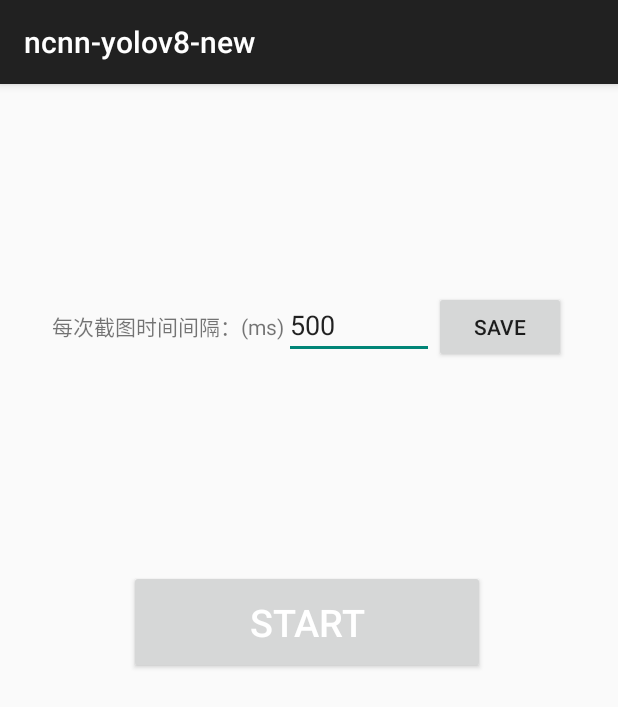
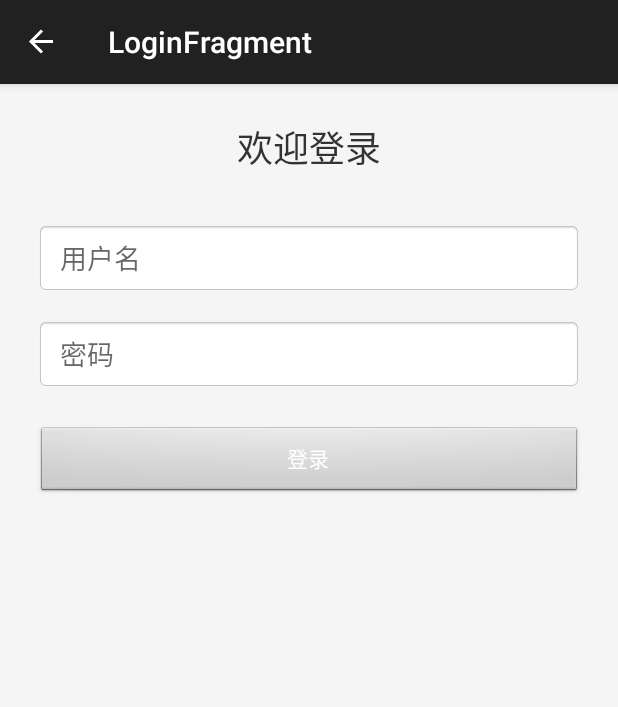
Before and after one commit to 2779606141/ncnn-android-yolov8-guandan, an Android app: the screen it shows after launch (MainActivity), on a phone screen of 412 x 824 dp. Shown: the top 707 px of the screen. Run offline under Robolectric (Android 15) with nearby library versions, the phone set to English and light mode, and no system bars; our stand-ins replace Room's generated code, navigation-ui.

```diff
--- a/app/build.gradle
+++ b/app/build.gradle
@@ -31,6 +31,9 @@ android {
         implementation 'androidx.appcompat:appcompat:1.6.1'
         implementation 'com.google.android.material:material:1.9.0'
         implementation 'com.google.mlkit:text-recognition:16.0.1'
+
+        implementation "androidx.navigation:navigation-fragment-ktx:2.7.0"  // 根据需要选择版本
+        implementation "androidx.navigation:navigation-ui-ktx:2.7.0"
     }
     compileOptions {
         sourceCompatibility JavaVersion.VERSION_11
--- a/app/src/main/java/com/tencent/yolov8ncnn/ApiService.java
+++ b/app/src/main/java/com/tencent/yolov8ncnn/ApiService.java
@@ -1,5 +1,7 @@
 package com.tencent.yolov8ncnn;
 
+
+import java.util.Map;
 
 import okhttp3.ResponseBody;
 import retrofit2.Call;
@@ -9,4 +11,7 @@ import retrofit2.http.POST;
 public interface ApiService {
     @POST("/BookManager/game/save")
     Call<ResponseBody> createGameRecord(@Body GameRecords gameRecord);
+
+    @POST("/BookManager/user/login")
+    Call<Map<String, Object>> login(@Body User user);
 }
--- a/app/src/main/java/com/tencent/yolov8ncnn/FloatingWindowService.java
+++ b/app/src/main/java/com/tencent/yolov8ncnn/FloatingWindowService.java
@@ -733,6 +733,9 @@ public class FloatingWindowService extends Service implements CardUpdateListener
                     if (player.count > 0) {
                         gameRecorder.updateRemainingCards(Integer.parseInt(player.name),player.processFinalCards(bitmap, yolov8ncnn, this));
                         Log.d("remain:",player.name+player.processFinalCards(bitmap, yolov8ncnn, this));
+                        runOnUiThread(() -> {
+                            Toast.makeText(context, "玩家 " + player.name + " 剩余牌处理完成", Toast.LENGTH_SHORT).show();
+                        });
                         gameRecorder.setPlayerFinished(Integer.parseInt(player.name));
                     }
                 }
--- a/app/src/main/java/com/tencent/yolov8ncnn/MainActivity.java
+++ b/app/src/main/java/com/tencent/yolov8ncnn/MainActivity.java
@@ -1,116 +1,28 @@
 package com.tencent.yolov8ncnn;
 
-import static android.content.ContentValues.TAG;
+import android.os.Bundle;
 
 import androidx.appcompat.app.AppCompatActivity;
-
-import android.app.AlertDialog;
-import android.content.Context;
-import android.content.DialogInterface;
-import android.content.Intent;
-import android.content.SharedPreferences;
-import android.media.projection.MediaProjectionManager;
-import android.net.Uri;
-import android.os.Build;
-import android.os.Bundle;
-import android.provider.Settings;
-import android.view.View;
-import android.widget.Button;
-import android.widget.EditText;
-import android.widget.Toast;
-
-
-
-import java.util.Objects;
+import androidx.navigation.NavController;
+import androidx.navigation.fragment.NavHostFragment;
+import androidx.navigation.ui.AppBarConfiguration;
+import androidx.navigation.ui.NavigationUI;
 
 public class MainActivity extends AppCompatActivity {
-    private AlertDialog dialog;
+
     @Override
     protected void onCreate(Bundle savedInstanceState) {
         super.onCreate(savedInstanceState);
         setContentView(R.layout.activity_main);
-        if (!checkOverlayDisplayPermission()) requestOverlayDisplayPermission();
-        Button initButton = findViewById(R.id.init);
-        initButton.setOnClickListener(new View.OnClickListener() {
-            @Override
-            public void onClick(View v) {
-                initMediaProjectionManager();
-            }
-        });
 
-        SharedPreferences sharedPreferences = getSharedPreferences("MySettings", Context.MODE_PRIVATE);
-        int time = sharedPreferences.getInt("time", 500);
-        EditText editText = findViewById(R.id.editTextNumberSigned);
-        editText.setText(String.valueOf(time));
+        // 设置导航宿主
+        NavHostFragment navHostFragment = (NavHostFragment) getSupportFragmentManager()
+                .findFragmentById(R.id.nav_host_fragment);
+        NavController navController = navHostFragment.getNavController();
 
-        Button save = findViewById(R.id.button);
-        save.setOnClickListener(new View.OnClickListener() {
-            @Override
-            public void onClick(View view) {
-                SharedPreferences sharedPreferences = getSharedPreferences("MySettings", Context.MODE_PRIVATE);
-                SharedPreferences.Editor editor = sharedPreferences.edit();
-                EditText editText = findViewById(R.id.editTextNumberSigned);
-                Integer time = Integer.valueOf(editText.getText().toString());
-                editor.putInt("time",time);
-                editor.apply();  // 提交保存
-                Toast.makeText(MainActivity.this, "保存成功", Toast.LENGTH_SHORT).show();
-            }
-        });
-    }
-
-    private void requestOverlayDisplayPermission() {
-        AlertDialog.Builder builder = new AlertDialog.Builder(this);
-        builder.setCancelable(true);
-        builder.setTitle("需要打开悬浮窗权限");
-        builder.setMessage("在系统设置中为本应用打开悬浮窗权限,或允许该应用显示在其他应用上层。");
-        builder.setPositiveButton("打开设置", new DialogInterface.OnClickListener() {
-            @Override
-            public void onClick(DialogInterface dialog, int which) {
-                Intent intent = new Intent(Settings.ACTION_MANAGE_OVERLAY_PERMISSION, Uri.parse("package:" + getPackageName()));
-                startActivityForResult(intent, RESULT_OK);
-            }
-        });
-        dialog = builder.create();
-        dialog.show();
-    }
-
-    /**
-     * 检查是否已经打开悬浮窗权限
-     * @return
-     */
-    private boolean checkOverlayDisplayPermission() {
-        if (Build.VERSION.SDK_INT > Build.VERSION_CODES.M) {
-            if (!Settings.canDrawOverlays(this)) {
-                return false;
-            } else {
-                return true;
-            }
-        } else {
-            return true;
-        }
-    }
-    MediaProjectionManager mediaProjectionManager;
-    public static final int REQUEST_MEDIA_PROJECTION = 18;
-
-    private void initMediaProjectionManager() {
-        if (mediaProjectionManager != null) return;
-        mediaProjectionManager = (MediaProjectionManager)getSystemService(Context.MEDIA_PROJECTION_SERVICE);
-        startActivityForResult(mediaProjectionManager.createScreenCaptureIntent(), REQUEST_MEDIA_PROJECTION);
-    }
-
-    @Override
-    protected void onActivityResult(int requestCode, int resultCode, Intent data) {
-        super.onActivityResult(requestCode, resultCode, data);
-        if (resultCode == RESULT_OK && data != null) {
-            Intent intent = new Intent(MainActivity.this, FloatingWindowService.class);
-            intent.putExtra("code", resultCode);
-            intent.putExtra("data", data);
-            if (Build.VERSION.SDK_INT >= Build.VERSION_CODES.O) {
-                startForegroundService(intent);
-            } else {
-                startService(intent);
-            }
-            finish();
-        }
+        // 设置导航栏（可选）
+        AppBarConfiguration appBarConfiguration = new AppBarConfiguration.Builder()
+                .build();
+        NavigationUI.setupActionBarWithNavController(this, navController, appBarConfiguration);
     }
 }
--- a/app/src/main/res/layout/activity_main.xml
+++ b/app/src/main/res/layout/activity_main.xml
@@ -6,49 +6,11 @@
     android:layout_height="match_parent"
     tools:context=".MainActivity">
 
-    <Button
-        android:id="@+id/init"
-        android:layout_width="237dp"
-        android:layout_height="69dp"
-        android:layout_marginTop="324dp"
-        android:text="start"
-        android:textColor="@android:color/white"
-        android:textSize="25sp"
-        app:layout_constraintEnd_toEndOf="parent"
-        app:layout_constraintHorizontal_bias="0.491"
-        app:layout_constraintStart_toStartOf="parent"
-        app:layout_constraintTop_toTopOf="parent" />
-
-    <LinearLayout
-        android:layout_width="wrap_content"
-        android:layout_height="wrap_content"
-        android:orientation="horizontal"
-        app:layout_constraintBottom_toTopOf="@+id/init"
-        app:layout_constraintEnd_toEndOf="parent"
-        app:layout_constraintStart_toStartOf="parent"
-        app:layout_constraintTop_toTopOf="parent">
-
-        <TextView
-            android:id="@+id/textView15"
-            android:layout_width="wrap_content"
-            android:layout_height="wrap_content"
-            android:text="每次截图时间间隔：(ms)" />
-
-        <EditText
-            android:id="@+id/editTextNumberSigned"
-            android:layout_width="100dp"
-            android:layout_height="wrap_content"
-            android:ems="10"
-            android:inputType="numberSigned" />
-
-        <Button
-            android:id="@+id/button"
-            android:layout_width="wrap_content"
-            android:layout_height="wrap_content"
-            android:layout_weight="1"
-            android:text="save" />
-
-    </LinearLayout>
-
-
+    <fragment
+        android:id="@+id/nav_host_fragment"
+        android:name="androidx.navigation.fragment.NavHostFragment"
+        android:layout_width="match_parent"
+        android:layout_height="match_parent"
+        app:defaultNavHost="true"
+        app:navGraph="@navigation/nav_graph" />
 </androidx.constraintlayout.widget.ConstraintLayout>
--- /dev/null
+++ b/app/src/main/res/layout/fragment_login.xml
@@ -0,0 +1,46 @@
+<?xml version="1.0" encoding="utf-8"?>
+<LinearLayout xmlns:android="http://schemas.android.com/apk/res/android"
+    android:layout_width="match_parent"
+    android:layout_height="match_parent"
+    android:orientation="vertical"
+    android:padding="24dp"
+    android:gravity="center_horizontal"
+    android:background="#F5F5F5">
+
+    <TextView
+        android:layout_width="wrap_content"
+        android:layout_height="wrap_content"
+        android:text="欢迎登录"
+        android:textSize="24sp"
+        android:textColor="#333333"
+        android:layout_marginBottom="32dp"/>
+
+    <EditText
+        android:id="@+id/username"
+        android:layout_width="match_parent"
+        android:layout_height="48dp"
+        android:hint="用户名"
+        android:inputType="text"
+        android:background="@android:drawable/editbox_background_normal"
+        android:layout_marginBottom="16dp"
+        android:paddingStart="16dp"/>
+
+    <EditText
+        android:id="@+id/password"
+        android:layout_width="match_parent"
+        android:layout_height="48dp"
+        android:hint="密码"
+        android:inputType="textPassword"
+        android:background="@android:drawable/editbox_background_normal"
+        android:layout_marginBottom="24dp"
+        android:paddingStart="16dp"/>
+
+    <Button
+        android:id="@+id/login_button"
+        android:layout_width="match_parent"
+        android:layout_height="48dp"
+        android:text="登录"
+        android:background="@android:drawable/btn_default"
+        android:textColor="#FFFFFF"
+        android:textAllCaps="false"/>
+</LinearLayout>
--- /dev/null
+++ b/app/src/main/res/navigation/nav_graph.xml
@@ -0,0 +1,24 @@
+<?xml version="1.0" encoding="utf-8"?>
+<navigation xmlns:android="http://schemas.android.com/apk/res/android"
+    xmlns:app="http://schemas.android.com/apk/res-auto"
+    xmlns:tools="http://schemas.android.com/tools"
+    app:startDestination="@id/loginFragment">
+
+    <fragment
+        android:id="@+id/loginFragment"
+        android:name="com.tencent.yolov8ncnn.LoginFragment"
+        android:label="LoginFragment"
+        tools:layout="@layout/fragment_login">
+        <action
+            android:id="@+id/action_loginFragment_to_mainFragment"
+            app:destination="@id/mainFragment"
+            app:popUpTo="@id/loginFragment"
+            app:popUpToInclusive="true" />
+    </fragment>
+
+    <fragment
+        android:id="@+id/mainFragment"
+        android:name="com.tencent.yolov8ncnn.MainFragment"
+        android:label="MainFragment"
+        tools:layout="@layout/fragment_main" />
+</navigation>
```
Also changed, not shown: app/src/main/java/com/tencent/yolov8ncnn/LoginFragment.java (added, +124 -0 lines), app/src/main/java/com/tencent/yolov8ncnn/MainFragment.java (added, +92 -0 lines), app/src/main/java/com/tencent/yolov8ncnn/User.java (added, +35 -0 lines), app/src/main/res/layout/fragment_main.xml (added, +23 -0 lines), 4 other files.
